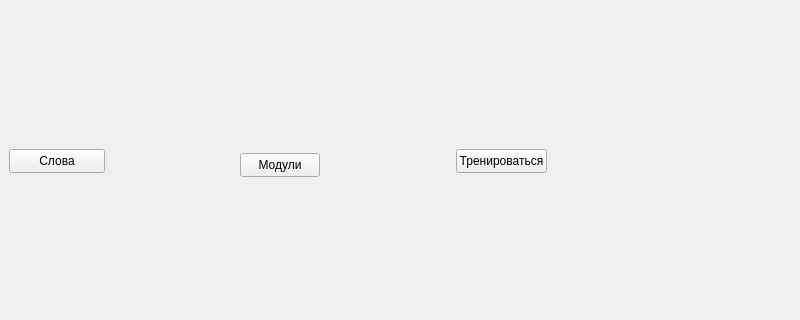
reborn-type/Simple-English-learning-APP, file mainwindow.ui: the form before one commit; both pictures show x 0 to 800 and y 117 to 437 of the 800 by 600 pixel window.
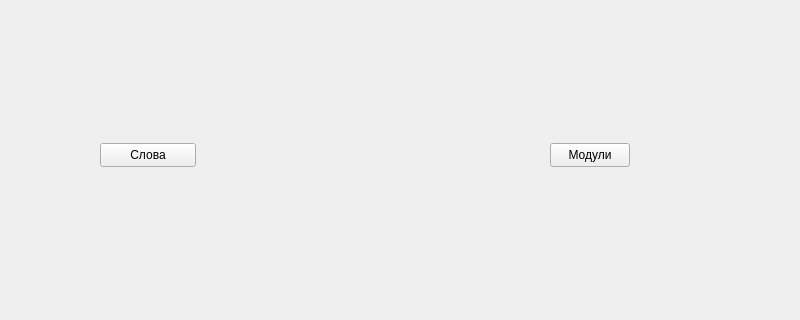
The form after the commit.

Diff of the .ui file:
```diff
--- a/mainwindow.ui
+++ b/mainwindow.ui
@@ -17,8 +17,8 @@
    <widget class="QPushButton" name="pushButton">
     <property name="geometry">
      <rect>
-      <x>9</x>
-      <y>266</y>
+      <x>100</x>
+      <y>260</y>
       <width>96</width>
       <height>24</height>
      </rect>
@@ -27,24 +27,11 @@
      <string>Слова</string>
     </property>
    </widget>
-   <widget class="QPushButton" name="pushButton_2">
-    <property name="geometry">
-     <rect>
-      <x>456</x>
-      <y>266</y>
-      <width>91</width>
-      <height>24</height>
-     </rect>
-    </property>
-    <property name="text">
-     <string>Тренироваться</string>
-    </property>
-   </widget>
    <widget class="QPushButton" name="pushButton_moduls">
     <property name="geometry">
      <rect>
-      <x>240</x>
-      <y>270</y>
+      <x>550</x>
+      <y>260</y>
       <width>80</width>
       <height>24</height>
      </rect>
```
